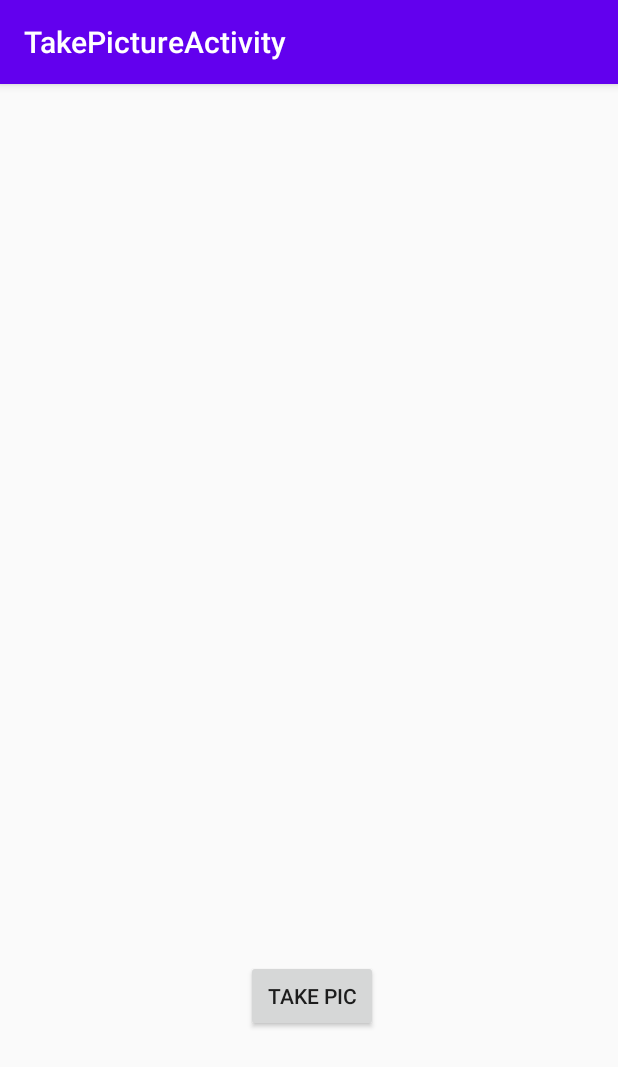
After one commit to jlis2012/JennifersIntroAndroidApp, an Android app: the TakePictureActivity screen opened directly, with no data from a screen before it, on a phone screen of 412 x 824 dp. The commit adds this screen. Shown: the top 1067 px of the screen. Run offline under Robolectric (Android 15) with nearby library versions, the phone set to English and light mode, and no system bars.

Commit message:
Final draft

```diff
--- /dev/null
+++ b/app/src/main/java/com/example/jennifersintroapp/TakePictureActivity.java
@@ -0,0 +1,40 @@
+package com.example.jennifersintroapp;
+
+import androidx.appcompat.app.AppCompatActivity;
+
+import android.content.Intent;
+import android.content.pm.PackageManager;
+import android.graphics.Bitmap;
+import android.os.Bundle;
+import android.provider.MediaStore;
+import android.widget.ImageView;
+
+public class TakePictureActivity extends AppCompatActivity {
+    private static final int REQUEST_TAKE_PIC = 1;
+    @Override
+    protected void onCreate(Bundle savedInstanceState) {
+        super.onCreate(savedInstanceState);
+        setContentView(R.layout.activity_take_picture);
+    }
+    private void takePic() {
+        // create an implicit intent to take a picture
+        Intent intent = new Intent(MediaStore.ACTION_IMAGE_CAPTURE);
+        // Call startActivityForResult to send the intent
+        if (null != getPackageManager().resolveActivity(intent,
+                PackageManager.MATCH_DEFAULT_ONLY)) {
+            startActivityForResult(intent, REQUEST_TAKE_PIC); //call back once work is done
+        }
+    }
+
+    protected void onActivityResult(int requestCode, int resultCode,
+                                    Intent returnIntent) {
+        // If request succeeded, get thumbnail from the return intent
+        if (requestCode == REQUEST_TAKE_PIC && resultCode == RESULT_OK
+                && returnIntent != null) {
+            Bitmap bitmap = (Bitmap) returnIntent.getExtras().get("data");
+            ImageView imageView = (ImageView) findViewById(R.id.imgFavoriteItem);
+            imageView.setImageBitmap(bitmap);
+        }
+        super.onActivityResult(requestCode, resultCode, returnIntent);
+    }
+}
--- /dev/null
+++ b/app/src/main/res/layout/activity_take_picture.xml
@@ -0,0 +1,35 @@
+<?xml version="1.0" encoding="utf-8"?>
+<androidx.constraintlayout.widget.ConstraintLayout xmlns:android="http://schemas.android.com/apk/res/android"
+    xmlns:app="http://schemas.android.com/apk/res-auto"
+    xmlns:tools="http://schemas.android.com/tools"
+    android:layout_width="match_parent"
+    android:layout_height="match_parent"
+    tools:context=".TakePictureActivity">
+
+    <Button
+        android:id="@+id/btnTakePic"
+        android:layout_width="wrap_content"
+        android:layout_height="wrap_content"
+        android:layout_alignParentTop="true"
+        android:layout_centerHorizontal="true"
+        android:layout_marginTop="120dp"
+        android:layout_marginEnd="160dp"
+        android:layout_marginRight="160dp"
+        android:text="@string/takePic"
+        app:layout_constraintEnd_toEndOf="parent"
+        app:layout_constraintTop_toBottomOf="@+id/imgFavoriteItem" />
+
+    <ImageView
+        android:id="@+id/imgFavoriteItem"
+        android:layout_width="200dp"
+        android:layout_height="200dp"
+        android:layout_below="@+id/btnTakePic"
+        android:layout_centerHorizontal="true"
+        android:layout_marginStart="104dp"
+        android:layout_marginLeft="104dp"
+        android:layout_marginTop="264dp"
+        android:contentDescription="@string/takePic"
+        app:layout_constraintStart_toStartOf="parent"
+        app:layout_constraintTop_toTopOf="parent" />
+
+</androidx.constraintlayout.widget.ConstraintLayout>
--- a/app/src/main/res/values/strings.xml
+++ b/app/src/main/res/values/strings.xml
@@ -33,6 +33,8 @@
     </string-array>
     <string name="textOn">yes</string>
     <string name="textOff">no</string>
-    <string name ="savebutton">Save</string>
-    <string name ="Main">Main</string>
+    <string name="savebutton">Save</string>
+    <string name="Main">Main</string>
+    <string name="takePic">Take Pic</string>
+    <string name="imgDescription">Camera</string>
 </resources>
```
Also changed, not shown: app/src/main/AndroidManifest.xml (+30 -5 lines), app/src/main/java/com/example/jennifersintroapp/MainMenuActivity.java (+30 -0 lines), app/src/main/java/com/example/jennifersintroapp/SongActivity.java (added, +32 -0 lines), app/src/main/res/layout/activity_song.xml (added, +16 -0 lines), 3 other files.
